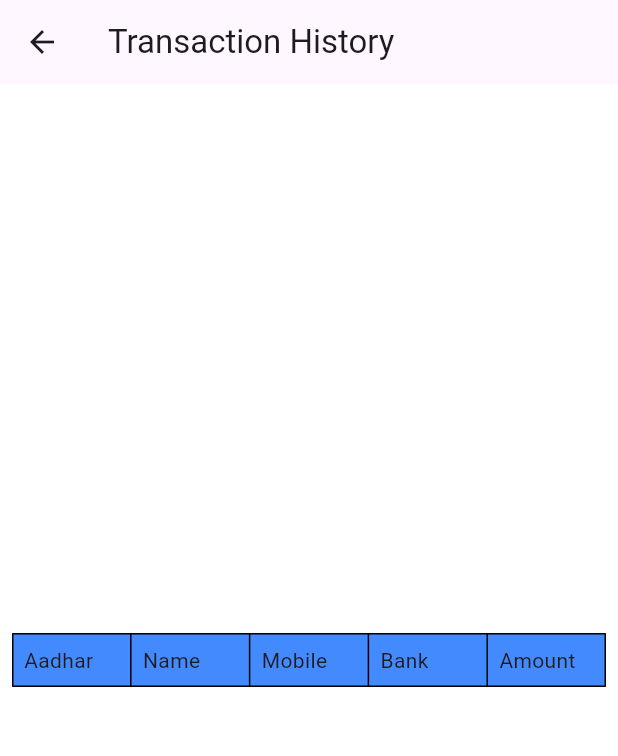
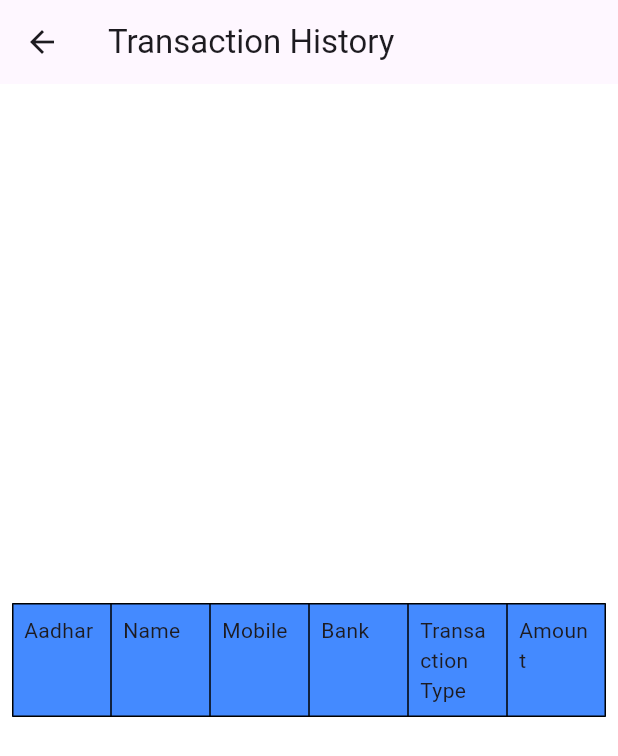
Before and after one commit to gpkonarde/QuickRecords, a Flutter app: the screen it shows after launch, after a tap on "Save", after a tap on "Preview", on a phone screen of 412 x 824 dp. Shown: the top 756 px of the screen. Run offline on Flutter 3.47's test engine with Material 3 defaults, Android fonts, the phone set to English and light mode, and no system bars; our stand-ins replace shared_preferences, sqflite; accounts and stored records are empty.

Commit message:
Added Transaction-Type

```diff
--- a/lib/home.dart
+++ b/lib/home.dart
@@ -17,6 +17,7 @@ class Home extends StatefulWidget {
 class _HomeState extends State<Home> {
   final FormControllers formControllers = FormControllers();
   String? selectBank;
+  String? selectType;
 
   late SharedPreferences sharedPreferences;
   List<Users> usersList = [];
@@ -48,10 +49,11 @@ class _HomeState extends State<Home> {
   void onSave() {
     if (_formKey.currentState!.validate() && _formKey.currentState != null) {
       Users user = Users(
+        formControllers.aadharController.text,
         formControllers.nameController.text,
+        formControllers.mobileController.text,
         selectBank ?? '',
-        formControllers.aadharController.text,
-        formControllers.mobileController.text,
+        selectType ?? '',
         formControllers.amountController.text,
       );
 
@@ -63,6 +65,7 @@ class _HomeState extends State<Home> {
   void onReset() {
     setState(() {
       selectBank = null;
+      selectType = null;
     });
     formControllers.aadharController.clear();
     formControllers.nameController.clear();
@@ -119,7 +122,7 @@ class _HomeState extends State<Home> {
                               borderRadius:
                                   BorderRadius.all(Radius.circular(10)),
                             ),
-                            labelText: 'Name'),
+                            labelText: 'FullName'),
                         validator: (value) {
                           if (value == null || value.isEmpty) {
                             return 'Enter something';
@@ -150,9 +153,6 @@ class _HomeState extends State<Home> {
                         },
                       ),
                     ),
-
-                    // DropDown to choose bank
-
                     Padding(
                       padding: EdgeInsets.all(8),
                       child: DropdownButtonFormField(
@@ -202,6 +202,36 @@ class _HomeState extends State<Home> {
                           onChanged: (newValue) {
                             setState(() {
                               selectBank = newValue as String?;
+                            });
+                          }),
+                    ),
+                    Padding(
+                      padding: EdgeInsets.all(8),
+                      child: DropdownButtonFormField(
+                          value: selectType,
+                          items: [
+                            DropdownMenuItem(
+                                value: 'Withdraw',
+                                child: Text('Withdrwa / Debit')),
+                            DropdownMenuItem(
+                                value: 'Credit',
+                                child: Text('Credit')),
+                            ],
+                          validator: (value) {
+                            if (value == null || value.isEmpty) {
+                              return 'Choose a Transaction';
+                            }
+                            return null;
+                          },
+                          decoration: InputDecoration(
+                              border: OutlineInputBorder(
+                                borderRadius:
+                                    BorderRadius.all(Radius.circular(10)),
+                              ),
+                              labelText: '--Select Transaction--'),
+                          onChanged: (newwValue) {
+                            setState(() {
+                              selectType = newwValue as String?;
                             });
                           }),
                     ),
--- a/lib/user_info.dart
+++ b/lib/user_info.dart
@@ -1,24 +1,25 @@
 class Users {
-  String name, bankName;
-  String aadhar, mobile, amount;
+  String aadhar, name, mobile, bankName, type, amount;
 
-  Users(this.name, this.bankName, this.aadhar, this.mobile, this.amount);
+  Users(this.aadhar, this.name, this.mobile, this.bankName, this.type, this.amount);
 
   // Json to Object
   Users.fromJson(Map<String, dynamic> json)
-      : name = json['name'],
+      : aadhar = json['aadhar'],
+        name = json['name'],
+        mobile = json['mobile'],
         bankName = json['bankName'],
-        aadhar = json['aadhar'],
-        mobile = json['mobile'],
+        type = json['type'],
         amount = json['amount'];
 
   // Object to Json
   Map<String, dynamic> toJson() {
     return {
+      'aadhar': aadhar,
       'name': name,
+      'mobile': mobile,
       'bankName': bankName,
-      'aadhar': aadhar,
-      'mobile': mobile,
+      'type': type,
       'amount': amount,
     };
   }
--- a/lib/view_transaction.dart
+++ b/lib/view_transaction.dart
@@ -97,6 +97,12 @@ class _ViewTransactionState extends State<ViewTransaction> {
                     TableCell(
                       child: Padding(
                         padding: EdgeInsets.all(8),
+                        child: Text('Transaction Type'),
+                      ),
+                    ),
+                    TableCell(
+                      child: Padding(
+                        padding: EdgeInsets.all(8),
                         child: Text('Amount'),
                       ),
                     ),
@@ -132,6 +138,12 @@ class _ViewTransactionState extends State<ViewTransaction> {
                       TableCell(
                         child: Padding(
                           padding: EdgeInsets.all(8),
+                          child: Text(user.type ?? 'N/A'),
+                        ),
+                      ),
+                      TableCell(
+                        child: Padding(
+                          padding: EdgeInsets.all(8),
                           child: Text(user.amount ?? 'N/A'),
                         ),
                       ),
```
